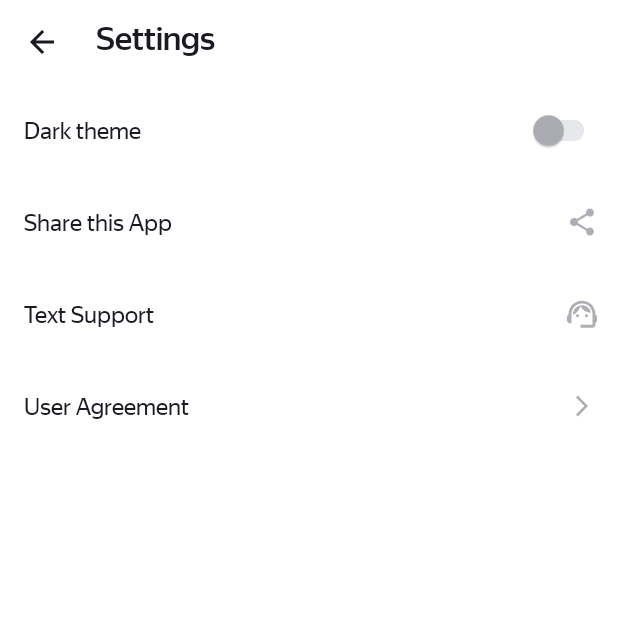
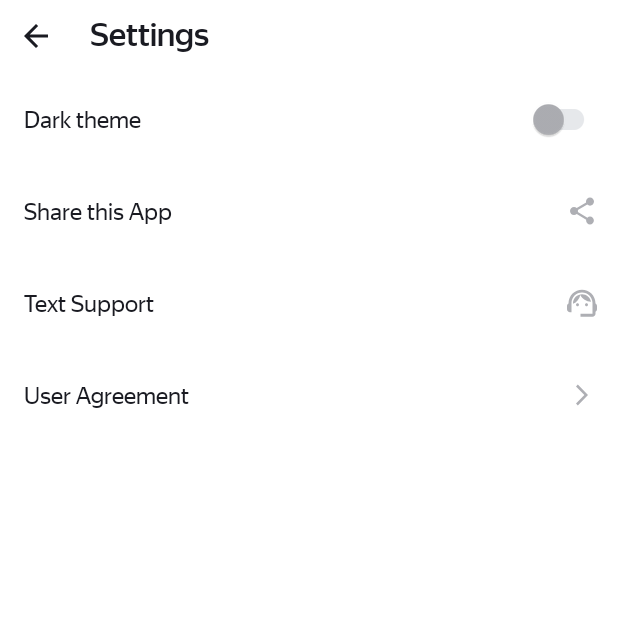
Before and after one commit to dimasla4ee/Playlist-Maker, an Android app: the SettingsActivity screen opened directly, with no data from a screen before it, on a phone screen of 412 x 824 dp, the top half of it. Run offline under Robolectric (Android 15) with nearby library versions, the phone set to English and light mode, and no system bars.

Commit message:
feat(ui): implement reusable PanelHeader custom view
- Created `PanelHeader.kt` custom view to encapsulate panel header logic
- Defined custom attributes for `PanelHeader` in `attrs.xml`
- Created `view_panel_header.xml` layout for the custom view
- Replaced existing panel header implementations in `activity_main.xml`, `activity_player.xml`, `activity_search.xml`, and `activity_settings.xml` with the new `PanelHeader` view
- Updated corresponding activity files (`PlayerActivity.kt`, `SearchActivity.kt`, `SettingsActivity.kt`) to interact with the new `PanelHeader` view

```diff
--- a/app/src/main/java/com/dimasla4ee/playlistmaker/PlayerActivity.kt
+++ b/app/src/main/java/com/dimasla4ee/playlistmaker/PlayerActivity.kt
@@ -27,7 +27,7 @@ class PlayerActivity : AppCompatActivity() {
 
         fillTrackInfo(track)
 
-        binding.headerBackButton.setOnClickListener {
+        binding.panelHeader.setOnIconClickListener {
             finish()
         }
 
--- a/app/src/main/java/com/dimasla4ee/playlistmaker/activity/SearchActivity.kt
+++ b/app/src/main/java/com/dimasla4ee/playlistmaker/activity/SearchActivity.kt
@@ -105,7 +105,7 @@ class SearchActivity : AppCompatActivity() {
             setContent(ContentType.NONE)
         }
 
-        binding.headerBackButton.setOnClickListener {
+        binding.panelHeader.setOnIconClickListener {
             finish()
         }
 
--- a/app/src/main/java/com/dimasla4ee/playlistmaker/activity/SettingsActivity.kt
+++ b/app/src/main/java/com/dimasla4ee/playlistmaker/activity/SettingsActivity.kt
@@ -3,7 +3,6 @@ package com.dimasla4ee.playlistmaker.activity
 import android.content.Intent
 import android.os.Bundle
 import android.widget.CompoundButton
-import android.widget.ImageButton
 import androidx.activity.enableEdgeToEdge
 import androidx.appcompat.app.AppCompatActivity
 import androidx.constraintlayout.widget.ConstraintLayout
@@ -16,7 +15,6 @@ import com.dimasla4ee.playlistmaker.setupWindowInsets
 class SettingsActivity : AppCompatActivity() {
 
     private lateinit var binding: ActivitySettingsBinding
-    private lateinit var backButton: ImageButton
     private lateinit var toggleThemeButton: ConstraintLayout
     private lateinit var toggleThemeSwitch: CompoundButton
     private lateinit var shareAppButton: ConstraintLayout
@@ -27,7 +25,6 @@ class SettingsActivity : AppCompatActivity() {
         super.onCreate(savedInstanceState)
 
         binding = ActivitySettingsBinding.inflate(layoutInflater)
-        backButton = binding.headerBackButton
         toggleThemeButton = binding.darkThemeLayout
         toggleThemeSwitch = binding.darkThemeSwitch.apply {
             isChecked = (applicationContext as App).isDarkThemeEnabled
@@ -41,7 +38,7 @@ class SettingsActivity : AppCompatActivity() {
 
         setupWindowInsets(binding.root)
 
-        backButton.setOnClickListener {
+        binding.panelHeader.setOnIconClickListener {
             finish()
         }
 
--- /dev/null
+++ b/app/src/main/java/com/dimasla4ee/playlistmaker/view/PanelHeader.kt
@@ -0,0 +1,65 @@
+package com.dimasla4ee.playlistmaker.view
+
+import android.content.Context
+import android.util.AttributeSet
+import android.widget.ImageButton
+import android.widget.LinearLayout
+import android.widget.TextView
+import com.dimasla4ee.playlistmaker.R
+
+@Suppress("unused")
+class PanelHeader @JvmOverloads constructor(
+    context: Context,
+    attrs: AttributeSet? = null,
+    defStyleAttr: Int = 0
+) : LinearLayout(context, attrs, defStyleAttr) {
+
+    private val iconButton: ImageButton
+    private val titleView: TextView
+
+    init {
+        orientation = HORIZONTAL
+        inflate(context, R.layout.view_panel_header, this)
+
+        iconButton = findViewById(R.id.headerBackButton)
+        titleView = findViewById(R.id.headerTitleTextView)
+
+        context.theme.obtainStyledAttributes(
+            attrs, R.styleable.PanelHeader, defStyleAttr, 0
+        ).apply {
+            try {
+                titleView.text = getString(R.styleable.PanelHeader_android_text)
+                titleView.setTextColor(
+                    getColor(R.styleable.PanelHeader_android_textColor, titleView.currentTextColor)
+                )
+                if (hasValue(R.styleable.PanelHeader_android_textSize)) {
+                    titleView.textSize = getDimension(
+                        R.styleable.PanelHeader_android_textSize, titleView.textSize
+                    )
+                }
+                val showIcon = getBoolean(R.styleable.PanelHeader_showIcon, false)
+                iconButton.visibility = if (showIcon) VISIBLE else GONE
+                if (hasValue(R.styleable.PanelHeader_iconSrc)) {
+                    iconButton.setImageResource(getResourceId(R.styleable.PanelHeader_iconSrc, 0))
+                }
+                if (hasValue(R.styleable.PanelHeader_iconTint)) {
+                    iconButton.imageTintList = getColorStateList(R.styleable.PanelHeader_iconTint)
+                }
+            } finally {
+                recycle()
+            }
+        }
+    }
+
+    fun setText(text: CharSequence) {
+        titleView.text = text
+    }
+
+    fun setOnIconClickListener(listener: OnClickListener) {
+        iconButton.setOnClickListener(listener)
+    }
+
+    fun setIconVisible(visible: Boolean) {
+        iconButton.visibility = if (visible) VISIBLE else GONE
+    }
+}
--- a/app/src/main/res/layout/activity_settings.xml
+++ b/app/src/main/res/layout/activity_settings.xml
@@ -1,22 +1,16 @@
 <?xml version="1.0" encoding="utf-8"?>
 <LinearLayout xmlns:android="http://schemas.android.com/apk/res/android"
+    xmlns:app="http://schemas.android.com/apk/res-auto"
     xmlns:tools="http://schemas.android.com/tools"
-    xmlns:app="http://schemas.android.com/apk/res-auto"
     style="@style/LinearLayout">
 
-    <LinearLayout style="@style/LinearLayout.PanelHeader">
-
-        <ImageButton
-            android:id="@+id/headerBackButton"
-            style="@style/Icon.PanelHeader"
-            android:contentDescription="@string/back"
-            android:src="@drawable/ic_arrow_back_24" />
-
-        <TextView
-            android:id="@+id/settingsTextView"
-            style="@style/Text.PanelHeader"
-            android:text="@string/settings" />
-    </LinearLayout>
+    <com.dimasla4ee.playlistmaker.view.PanelHeader
+        android:id="@+id/panelHeader"
+        android:layout_width="match_parent"
+        android:layout_height="wrap_content"
+        android:text="@string/settings"
+        app:iconSrc="@drawable/ic_arrow_back_24"
+        app:showIcon="true" />
 
     <androidx.constraintlayout.widget.ConstraintLayout
         android:id="@+id/darkThemeLayout"
--- /dev/null
+++ b/app/src/main/res/layout/view_panel_header.xml
@@ -0,0 +1,14 @@
+<?xml version="1.0" encoding="utf-8"?>
+<merge xmlns:android="http://schemas.android.com/apk/res/android">
+
+    <ImageButton
+        android:id="@+id/headerBackButton"
+        style="@style/Icon.PanelHeader"
+        android:contentDescription="@string/back"
+        android:visibility="gone" />
+
+    <TextView
+        android:id="@+id/headerTitleTextView"
+        style="@style/Text.PanelHeader" />
+
+</merge>
```
Also changed, not shown: app/src/main/res/layout/activity_main.xml (+5 -9 lines), app/src/main/res/layout/activity_player.xml (+10 -9 lines), app/src/main/res/layout/activity_search.xml (+7 -13 lines), app/src/main/res/values/attrs.xml (added, +11 -0 lines).
